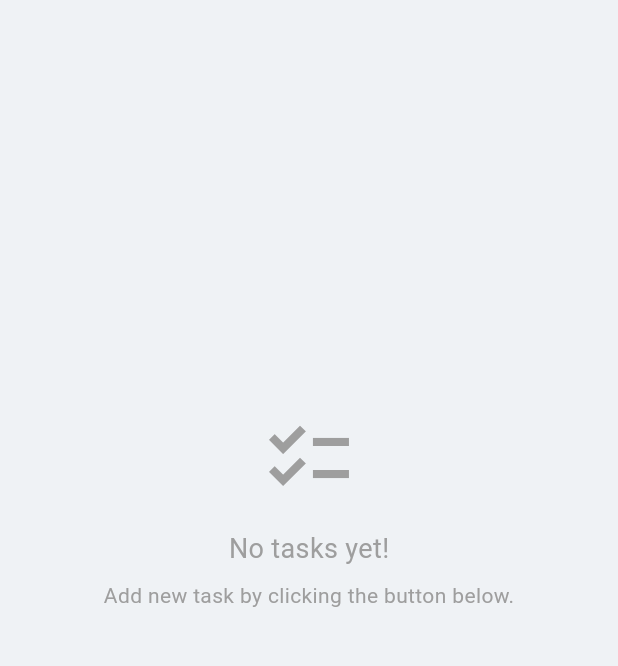
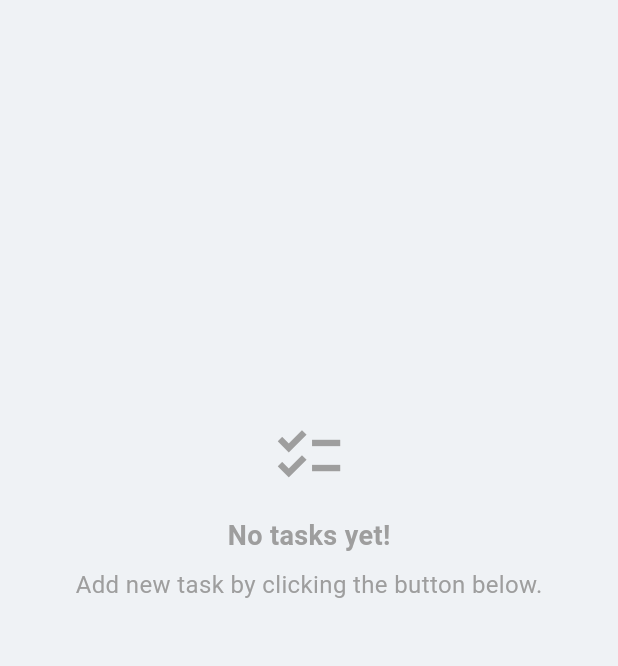
Before and after one commit to jeeesher/checklist_to_do_app, a Flutter app: the screen it shows after launch, on a phone screen of 412 x 824 dp, the part 84-750 px from its top. Run offline on Flutter 3.47's test engine with Material 3 defaults, Android fonts, the phone set to English and light mode, and no system bars; our stand-ins replace flutter_bloc, shared_preferences; statements that could not run were skipped.

Commit message:
Fixed UI layout

```diff
--- a/lib/module/main/presentation/page/widgets/empty_task.dart
+++ b/lib/module/main/presentation/page/widgets/empty_task.dart
@@ -9,16 +9,16 @@ class EmptyTaskState extends StatelessWidget {
       child: Column(
         mainAxisAlignment: MainAxisAlignment.center,
         children: const [
-          Icon(Icons.checklist, size: 64, color: Colors.grey),
+          Icon(Icons.checklist, size: 50, color: Colors.grey),
           SizedBox(height: 16),
           Text(
             'No tasks yet!',
-            style: TextStyle(fontSize: 18, color: Colors.grey),
+            style: TextStyle(fontSize: 18, color: Colors.grey, fontWeight: FontWeight.bold),
           ),
           SizedBox(height: 8),
           Text(
             'Add new task by clicking the button below.',
-            style: TextStyle(color: Colors.grey),
+            style: TextStyle(color: Colors.grey, fontSize: 16),
           ),
         ],
       ),
```
